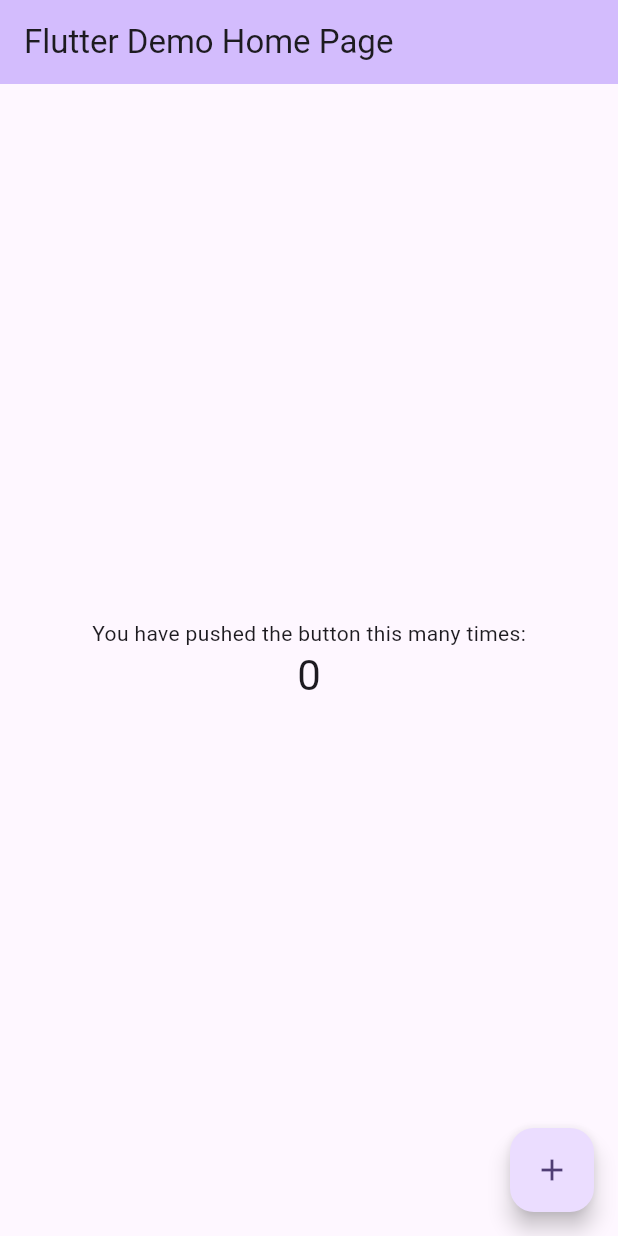
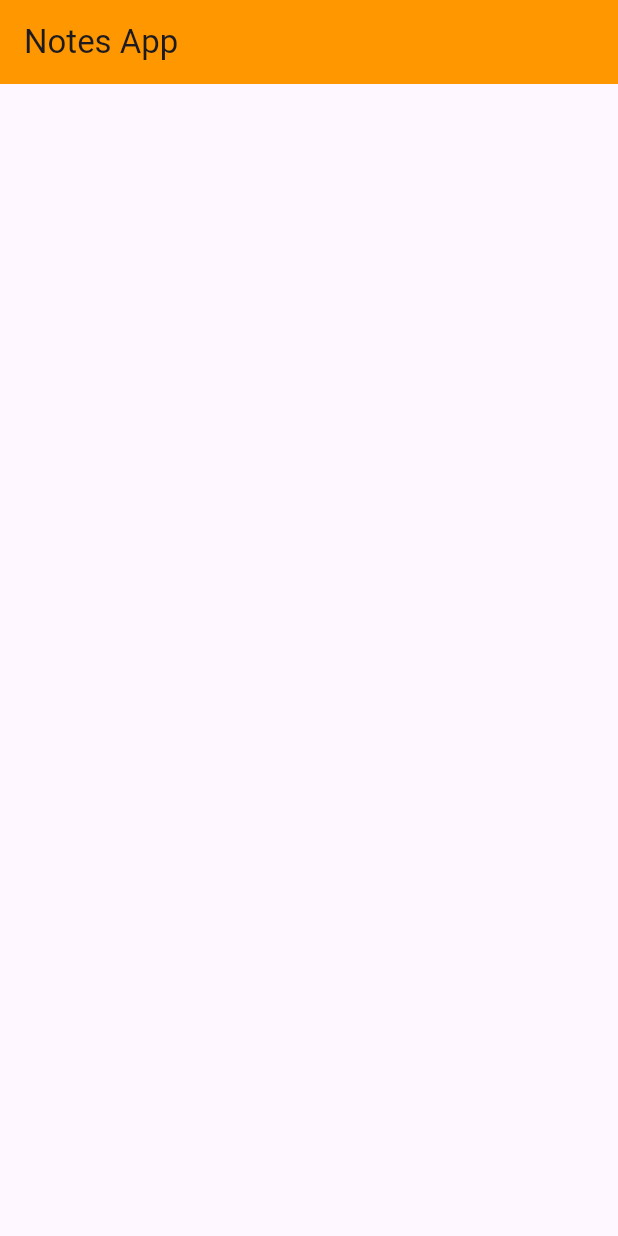
Before and after one commit to Mohamed-379/Notes-App, a Flutter app: the screen it shows after launch, on a phone screen of 412 x 824 dp. Run offline on Flutter 3.47's test engine with Material 3 defaults, Android fonts, the phone set to English and light mode, and no system bars.

Commit message:
Create Home Screen

```diff
--- a/lib/main.dart
+++ b/lib/main.dart
@@ -1,4 +1,5 @@
 import 'package:flutter/material.dart';
+import 'package:notes_app/ui/home.dart';
 
 void main() {
   runApp(const MyApp());
@@ -11,6 +12,7 @@ class MyApp extends StatelessWidget {
   @override
   Widget build(BuildContext context) {
     return MaterialApp(
+      debugShowCheckedModeBanner: false,
       title: 'Flutter Demo',
       theme: ThemeData(
         // This is the theme of your application.
@@ -31,95 +33,7 @@ class MyApp extends StatelessWidget {
         colorScheme: ColorScheme.fromSeed(seedColor: Colors.deepPurple),
         useMaterial3: true,
       ),
-      home: const MyHomePage(title: 'Flutter Demo Home Page'),
+      home: const Home(),
     );
   }
 }
-
-class MyHomePage extends StatefulWidget {
-  const MyHomePage({super.key, required this.title});
-
-  // This widget is the home page of your application. It is stateful, meaning
-  // that it has a State object (defined below) that contains fields that affect
-  // how it looks.
-
-  // This class is the configuration for the state. It holds the values (in this
-  // case the title) provided by the parent (in this case the App widget) and
-  // used by the build method of the State. Fields in a Widget subclass are
-  // always marked "final".
-
-  final String title;
-
-  @override
-  State<MyHomePage> createState() => _MyHomePageState();
-}
-
-class _MyHomePageState extends State<MyHomePage> {
-  int _counter = 0;
-
-  void _incrementCounter() {
-    setState(() {
-      // This call to setState tells the Flutter framework that something has
-      // changed in this State, which causes it to rerun the build method below
-      // so that the display can reflect the updated values. If we changed
-      // _counter without calling setState(), then the build method would not be
-      // called again, and so nothing would appear to happen.
-      _counter++;
-    });
-  }
-
-  @override
-  Widget build(BuildContext context) {
-    // This method is rerun every time setState is called, for instance as done
-    // by the _incrementCounter method above.
-    //
-    // The Flutter framework has been optimized to make rerunning build methods
-    // fast, so that you can just rebuild anything that needs updating rather
-    // than having to individually change instances of widgets.
-    return Scaffold(
-      appBar: AppBar(
-        // TRY THIS: Try changing the color here to a specific color (to
-        // Colors.amber, perhaps?) and trigger a hot reload to see the AppBar
-        // change color while the other colors stay the same.
-        backgroundColor: Theme.of(context).colorScheme.inversePrimary,
-        // Here we take the value from the MyHomePage object that was created by
-        // the App.build method, and use it to set our appbar title.
-        title: Text(widget.title),
-      ),
-      body: Center(
-        // Center is a layout widget. It takes a single child and positions it
-        // in the middle of the parent.
-        child: Column(
-          // Column is also a layout widget. It takes a list of children and
-          // arranges them vertically. By default, it sizes itself to fit its
-          // children horizontally, and tries to be as tall as its parent.
-          //
-          // Column has various properties to control how it sizes itself and
-          // how it positions its children. Here we use mainAxisAlignment to
-          // center the children vertically; the main axis here is the vertical
-          // axis because Columns are vertical (the cross axis would be
-          // horizontal).
-          //
-          // TRY THIS: Invoke "debug painting" (choose the "Toggle Debug Paint"
-          // action in the IDE, or press "p" in the console), to see the
-          // wireframe for each widget.
-          mainAxisAlignment: MainAxisAlignment.center,
-          children: <Widget>[
-            const Text(
-              'You have pushed the button this many times:',
-            ),
-            Text(
-              '$_counter',
-              style: Theme.of(context).textTheme.headlineMedium,
-            ),
-          ],
-        ),
-      ),
-      floatingActionButton: FloatingActionButton(
-        onPressed: _incrementCounter,
-        tooltip: 'Increment',
-        child: const Icon(Icons.add),
-      ), // This trailing comma makes auto-formatting nicer for build methods.
-    );
-  }
-}
--- /dev/null
+++ b/lib/ui/home.dart
@@ -0,0 +1,15 @@
+import 'package:flutter/material.dart';
+
+class Home extends StatelessWidget {
+  const Home({super.key});
+
+  @override
+  Widget build(BuildContext context) {
+    return Scaffold(
+      appBar: AppBar(
+        title: const Text("Notes App"),
+        backgroundColor: Colors.orange,
+      ),
+    );
+  }
+}
```
